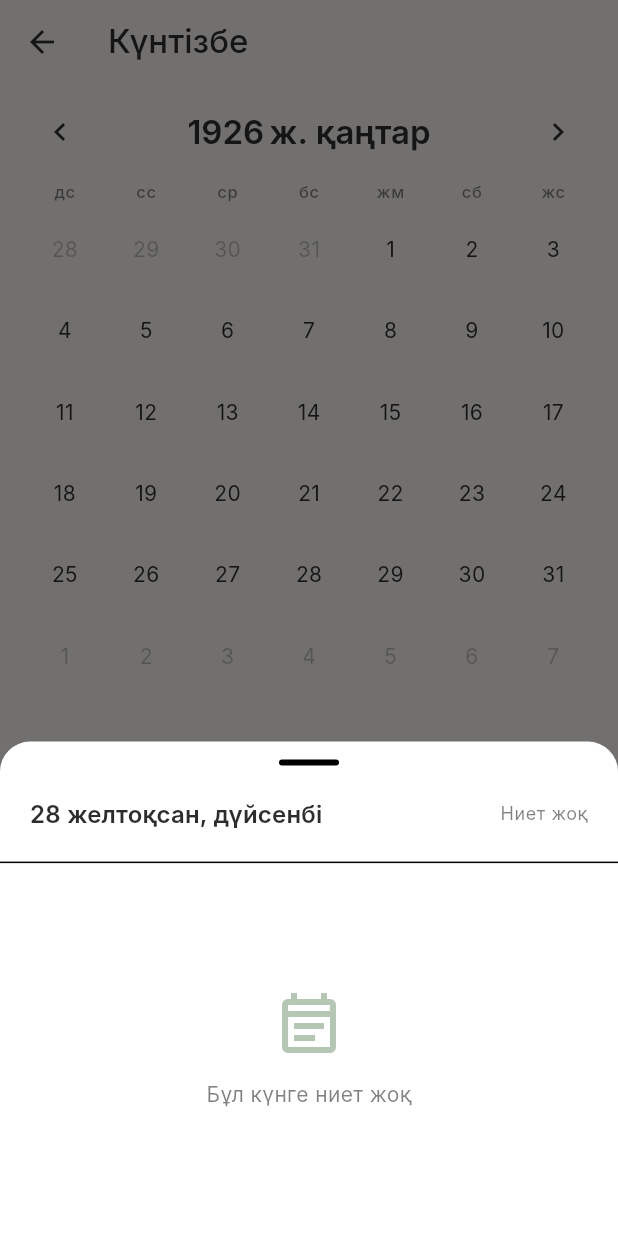
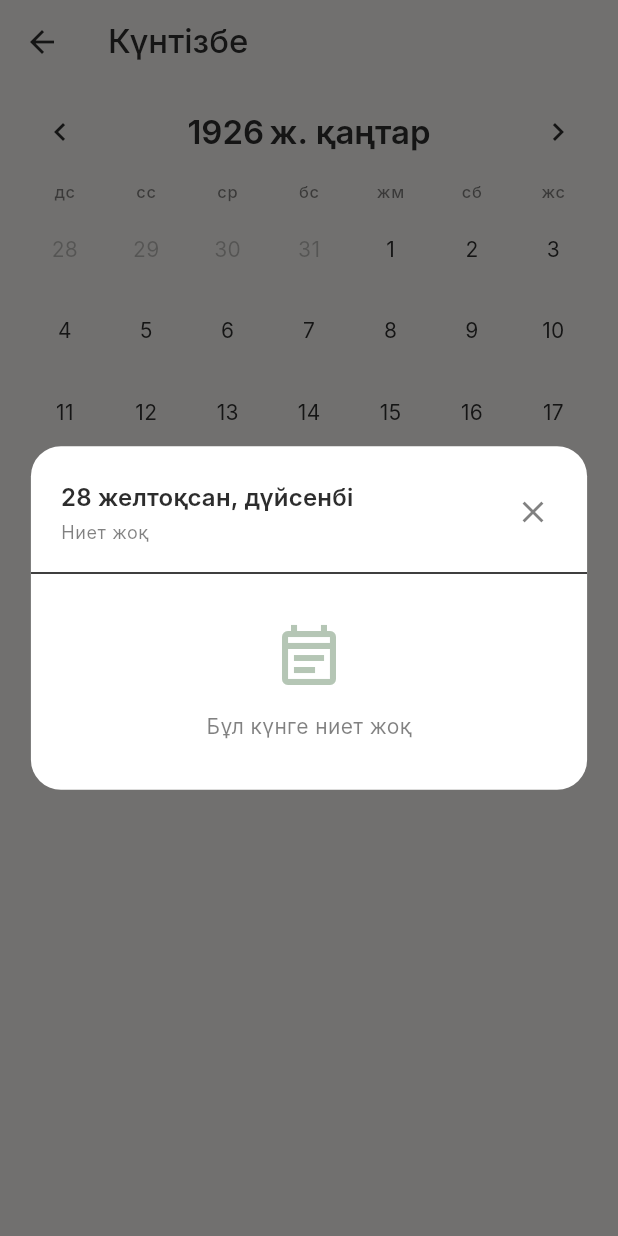
Before and after one commit to qazaqninja/niyet, a Flutter app: the _CalendarView screen opened directly, after a tap on the "chevron right" icon, after a tap on "28", on a phone screen of 412 x 824 dp. Run offline on Flutter 3.47's test engine with Material 3 defaults, Android fonts, the phone set to English and light mode, and no system bars; our stand-ins replace drift, equatable, flutter_bloc, freezed_annotation, geolocator, get_it and 3 more; missing offline and left inert: daylight, hijri_calendar; accounts and stored records are empty; generated files the repository leaves out were written again; Roboto replaces fonts that are missing (Inter).

Commit message:
feat: add smooth transitions and fix calendar issues
- Add custom page transitions (slide-up with fade) for SetNiyet and Muhasaba
- Convert calendar day sheet from bottom sheet to centered modal dialog
- Add scale+fade animation for dialogs (250ms, easeOutCubic)
- Fix calendar duplicate entries by clearing month data before reload
- Fix infinite reload loop by adding smarter BlocListener (count-based)
- Restructure NiyetCard Hero for proper animation to detail page
- Add enableHero parameter to NiyetCard to avoid nested Hero issues
- Make dialog niyet list scrollable to prevent overflow
- Remove unused wolt_modal_sheet package

```diff
--- a/lib/src/features/calendar/presentation/bloc/calendar_bloc.dart
+++ b/lib/src/features/calendar/presentation/bloc/calendar_bloc.dart
@@ -26,6 +26,11 @@ class CalendarBloc extends Bloc<CalendarEvent, CalendarState> {
     CalendarMonthLoaded event,
     Emitter<CalendarState> emit,
   ) async {
+    // Clear cache for current month to force refresh
+    final monthKey = CalendarState._monthKey(state.focusedMonth);
+    final updatedCache = Set<String>.from(state.cachedMonths)..remove(monthKey);
+    emit(state.copyWith(cachedMonths: updatedCache));
+
     await _loadMonth(state.focusedMonth, emit);
   }
 
@@ -56,8 +61,17 @@ class CalendarBloc extends Bloc<CalendarEvent, CalendarState> {
 
     result.when(
       success: (niyetler) {
-        // Group by date
+        // Clear existing data for this month's days, then add fresh data
         final byDate = <String, List<Niyet>>{...state.niyetlerByDate};
+
+        // Remove all entries for days in this month
+        final daysInMonth = DateTime(month.year, month.month + 1, 0).day;
+        for (var day = 1; day <= daysInMonth; day++) {
+          final key = CalendarState._dateKey(DateTime(month.year, month.month, day));
+          byDate.remove(key);
+        }
+
+        // Add fresh data
         for (final niyet in niyetler) {
           final key = CalendarState._dateKey(niyet.date);
           byDate[key] = [...(byDate[key] ?? []), niyet];
--- a/lib/src/features/calendar/presentation/pages/calendar_page.dart
+++ b/lib/src/features/calendar/presentation/pages/calendar_page.dart
@@ -93,7 +93,14 @@ class _CalendarViewState extends State<_CalendarView> {
     // Base month is the month when the widget was first built
     final baseMonth = DateTime(DateTime.now().year, DateTime.now().month, 1);
 
-    return Scaffold(
+    return BlocListener<NiyetBloc, NiyetState>(
+      // Only refresh when niyet count changes (add/delete)
+      listenWhen: (previous, current) =>
+          previous.niyetler.length != current.niyetler.length,
+      listener: (context, niyetState) {
+        context.read<CalendarBloc>().add(const CalendarMonthLoaded());
+      },
+      child: Scaffold(
         appBar: AppBar(
           title: Text(context.loc.calendar),
           centerTitle: false,
@@ -158,6 +165,7 @@ class _CalendarViewState extends State<_CalendarView> {
           );
         },
         ),
+      ),
     );
   }
 
@@ -165,20 +173,18 @@ class _CalendarViewState extends State<_CalendarView> {
     final date = state.selectedDate!;
     final niyetler = state.getNiyetlerForDate(date);
 
-    showModalBottomSheet<void>(
+    showDayNiyetlerSheet(
       context: context,
-      isScrollControlled: true,
-      backgroundColor: Colors.transparent,
-      builder: (_) => DayNiyetlerBottomSheet(
       date: date,
       niyetler: niyetler,
       onDelete: (id) {
         context.read<NiyetBloc>().add(NiyetDeleted(id: id));
-          // Refresh calendar to update dots
         context.read<CalendarBloc>().add(const CalendarMonthLoaded());
       },
-      ),
-    ).then((_) {
+    );
+
+    // Refresh when sheet closes
+    Future.delayed(const Duration(milliseconds: 100), () {
       if (context.mounted) {
         context.read<CalendarBloc>().add(const CalendarDayDeselected());
       }
--- a/lib/src/features/calendar/presentation/widgets/calendar_day_cell.dart
+++ b/lib/src/features/calendar/presentation/widgets/calendar_day_cell.dart
@@ -32,7 +32,9 @@ class CalendarDayCell extends StatelessWidget {
       fontWeight: isToday ? FontWeight.bold : null,
     );
 
-    return InkWell(
+    return Material(
+      color: Colors.transparent,
+      child: InkWell(
         onTap: onTap,
         borderRadius: BorderRadius.circular(8),
         child: Container(
@@ -67,6 +69,7 @@ class CalendarDayCell extends StatelessWidget {
             ],
           ),
         ),
+      ),
     );
   }
 }
--- a/lib/src/features/calendar/presentation/widgets/day_niyetler_bottom_sheet.dart
+++ b/lib/src/features/calendar/presentation/widgets/day_niyetler_bottom_sheet.dart
@@ -1,102 +1,210 @@
 import 'package:flutter/material.dart';
-import 'package:go_router/go_router.dart';
 import 'package:intl/intl.dart';
 
 import '../../../../core/localization/localization_extension.dart';
-import '../../../../core/router/router_paths.dart';
+import '../../../../core/router/router.dart';
 import '../../../../core/utils/dialogs.dart';
 import '../../../niyet/domain/entities/niyet.dart';
+import '../../../niyet/presentation/pages/niyet_detail_page.dart';
 import '../../../niyet/presentation/widgets/niyet_card.dart';
 
-class DayNiyetlerBottomSheet extends StatelessWidget {
-  const DayNiyetlerBottomSheet({
+/// Shows the day niyetler dialog with scale/fade animation.
+void showDayNiyetlerSheet({
+  required BuildContext context,
+  required DateTime date,
+  required List<Niyet> niyetler,
+  void Function(String id)? onDelete,
+}) {
+  showGeneralDialog<void>(
+    context: context,
+    barrierDismissible: true,
+    barrierLabel: 'Dismiss',
+    barrierColor: Colors.black54,
+    transitionDuration: const Duration(milliseconds: 250),
+    transitionBuilder: (context, animation, secondaryAnimation, child) {
+      final curve = CurvedAnimation(
+        parent: animation,
+        curve: Curves.easeOutCubic,
+        reverseCurve: Curves.easeInCubic,
+      );
+      return ScaleTransition(
+        scale: Tween<double>(begin: 0.9, end: 1.0).animate(curve),
+        child: FadeTransition(opacity: curve, child: child),
+      );
+    },
+    pageBuilder: (context, animation, secondaryAnimation) {
+      return _DayNiyetlerDialog(
+        date: date,
+        niyetler: niyetler,
+        onDelete: onDelete,
+      );
+    },
+  );
+}
+
+class _DayNiyetlerDialog extends StatelessWidget {
+  const _DayNiyetlerDialog({
     required this.date,
     required this.niyetler,
     this.onDelete,
-    super.key,
   });
 
   final DateTime date;
   final List<Niyet> niyetler;
   final void Function(String id)? onDelete;
 
-  void _onNiyetTap(BuildContext context, Niyet niyet) {
-    // Close bottom sheet first, then navigate
-    Navigator.of(context).pop();
-    context.push(
-      '${RoutePaths.niyetDetail}/${niyet.id}',
-      extra: niyet,
+  @override
+  Widget build(BuildContext context) {
+    final theme = Theme.of(context);
+    final locale = Localizations.localeOf(context).languageCode;
+    final dateText = DateFormat.MMMMEEEEd(locale).format(date);
+    final screenSize = MediaQuery.of(context).size;
+
+    return Center(
+      child: ConstrainedBox(
+        constraints: BoxConstraints(
+          maxWidth: screenSize.width * 0.9,
+          maxHeight: screenSize.height * 0.7,
+        ),
+        child: Material(
+          color: theme.colorScheme.surface,
+          borderRadius: BorderRadius.circular(20),
+          clipBehavior: Clip.antiAlias,
+          child: Column(
+            mainAxisSize: MainAxisSize.min,
+            children: [
+              // Header
+              Padding(
+                padding: const EdgeInsets.fromLTRB(20, 20, 12, 16),
+                child: Row(
+                  children: [
+                    Expanded(
+                      child: Column(
+                        crossAxisAlignment: CrossAxisAlignment.start,
+                        children: [
+                          Text(
+                            dateText,
+                            style: theme.textTheme.titleMedium?.copyWith(
+                              fontWeight: FontWeight.w600,
+                            ),
+                          ),
+                          const SizedBox(height: 4),
+                          Text(
+                            context.loc.niyetCount(niyetler.length),
+                            style: theme.textTheme.bodySmall?.copyWith(
+                              color: theme.colorScheme.onSurface
+                                  .withValues(alpha: 0.6),
+                            ),
+                          ),
+                        ],
+                      ),
+                    ),
+                    IconButton(
+                      onPressed: () => Navigator.of(context).pop(),
+                      icon: const Icon(Icons.close),
+                      style: IconButton.styleFrom(
+                        foregroundColor: theme.colorScheme.onSurface
+                            .withValues(alpha: 0.6),
+                      ),
+                    ),
+                  ],
+                ),
+              ),
+              const Divider(height: 1),
+              // Content
+              Flexible(
+                child: niyetler.isEmpty
+                    ? const _EmptyState()
+                    : _NiyetlerList(
+                        niyetler: niyetler,
+                        onDelete: onDelete,
+                      ),
+              ),
+            ],
+          ),
+        ),
+      ),
+    );
+  }
+}
+
+class _NiyetlerList extends StatefulWidget {
+  const _NiyetlerList({
+    required this.niyetler,
+    this.onDelete,
+  });
+
+  final List<Niyet> niyetler;
+  final void Function(String id)? onDelete;
+
+  @override
+  State<_NiyetlerList> createState() => _NiyetlerListState();
+}
+
+class _NiyetlerListState extends State<_NiyetlerList>
+    with SingleTickerProviderStateMixin {
+  late AnimationController _controller;
+  late Animation<double> _fadeAnimation;
+  late Animation<Offset> _slideAnimation;
+
+  @override
+  void initState() {
+    super.initState();
+    _controller = AnimationController(
+      duration: const Duration(milliseconds: 300),
+      vsync: this,
+    );
+    _fadeAnimation = CurvedAnimation(
+      parent: _controller,
+      curve: Curves.easeOut,
+    );
+    _slideAnimation = Tween<Offset>(
+      begin: const Offset(0, 0.1),
+      end: Offset.zero,
+    ).animate(CurvedAnimation(
+      parent: _controller,
+      curve: Curves.easeOutCubic,
+    ));
+
+    // Delay content animation until modal is open
+    Future.delayed(const Duration(milliseconds: 250), () {
+      if (mounted) _controller.forward();
+    });
+  }
+
+  @override
+  void dispose() {
+    _controller.dispose();
+    super.dispose();
+  }
+
+  void _onNiyetTap(Niyet niyet) {
+    // Use root navigator for proper Hero animation
+    rootNavigatorKey.currentState?.push(
+      MaterialPageRoute<void>(
+        builder: (_) => NiyetDetailPage(niyet: niyet),
+      ),
     );
   }
 
   @override
   Widget build(BuildContext context) {
     final theme = Theme.of(context);
-    final locale = Localizations.localeOf(context).languageCode;
 
-    // Format date: "Monday, December 31"
-    final dateText = DateFormat.MMMMEEEEd(locale).format(date);
-
-    return DraggableScrollableSheet(
-      initialChildSize: 0.4,
-      minChildSize: 0.25,
-      maxChildSize: 0.8,
-      builder: (context, scrollController) {
-        return Container(
-          decoration: BoxDecoration(
-            color: theme.colorScheme.surface,
-            borderRadius: const BorderRadius.vertical(top: Radius.circular(20)),
-          ),
+    return FadeTransition(
+      opacity: _fadeAnimation,
+      child: SlideTransition(
+        position: _slideAnimation,
+        child: SingleChildScrollView(
+          padding: const EdgeInsets.all(16),
           child: Column(
+            mainAxisSize: MainAxisSize.min,
             children: [
-              // Handle
-              const SizedBox(height: 12),
-              Container(
-                width: 40,
-                height: 4,
-                decoration: BoxDecoration(
-                  color: theme.dividerColor,
-                  borderRadius: BorderRadius.circular(2),
-                ),
-              ),
-              // Header
-              Padding(
-                padding: const EdgeInsets.all(20),
-                child: Row(
-                  children: [
-                    Expanded(
-                      child: Text(
-                        dateText,
-                        style: theme.textTheme.titleMedium?.copyWith(
-                          fontWeight: FontWeight.w600,
-                        ),
-                      ),
-                    ),
-                    Text(
-                      context.loc.niyetCount(niyetler.length),
-                      style: theme.textTheme.bodySmall?.copyWith(
-                        color: theme.colorScheme.onSurface.withValues(alpha: 0.6),
-                      ),
-                    ),
-                  ],
-                ),
-              ),
-              const Divider(height: 1),
-              // List of niyetler
-              Expanded(
-                child: niyetler.isEmpty
-                    ? _EmptyState()
-                    : ListView.builder(
-                        controller: scrollController,
-                        padding: const EdgeInsets.all(16),
-                        itemCount: niyetler.length,
-                        itemBuilder: (context, index) {
-                          final niyet = niyetler[index];
-                          return Padding(
-                            padding: const EdgeInsets.only(bottom: 12),
-                            child: onDelete != null
-                                ? Dismissible(
-                                    key: Key(niyet.id),
+              for (int i = 0; i < widget.niyetler.length; i++) ...[
+                if (i > 0) const SizedBox(height: 12),
+                if (widget.onDelete != null)
+                  Dismissible(
+                    key: Key(widget.niyetler[i].id),
                     direction: DismissDirection.endToStart,
                     background: Container(
                       alignment: Alignment.centerRight,
@@ -111,33 +219,35 @@ class DayNiyetlerBottomSheet extends StatelessWidget {
                       ),
                     ),
                     confirmDismiss: (_) => showDeleteNiyetDialog(context),
-                                    onDismissed: (_) => onDelete!(niyet.id),
+                    onDismissed: (_) => widget.onDelete!(widget.niyetler[i].id),
                     child: NiyetCard(
-                                      niyet: niyet,
-                                      onTap: () => _onNiyetTap(context, niyet),
+                      niyet: widget.niyetler[i],
+                      onTap: () => _onNiyetTap(widget.niyetler[i]),
                     ),
                   )
-                                : NiyetCard(
-                                    niyet: niyet,
-                                    onTap: () => _onNiyetTap(context, niyet),
+                else
+                  NiyetCard(
+                    niyet: widget.niyetler[i],
+                    onTap: () => _onNiyetTap(widget.niyetler[i]),
                   ),
-                          );
-                        },
+              ],
+              const SizedBox(height: 16),
+            ],
           ),
         ),
-            ],
       ),
-        );
-      },
     );
   }
 }
 
 class _EmptyState extends StatelessWidget {
+  const _EmptyState();
+
   @override
   Widget build(BuildContext context) {
     final theme = Theme.of(context);
-    return Center(
+    return Padding(
+      padding: const EdgeInsets.all(32),
       child: Column(
         mainAxisSize: MainAxisSize.min,
         children: [
```
Also changed, not shown: lib/src/core/router/page_transitions.dart (added, +53 -0 lines), lib/src/core/router/router.dart (+9 -2 lines), lib/src/core/utils/dialogs.dart (+20 -2 lines), lib/src/features/niyet/presentation/widgets/niyet_card.dart (+39 -23 lines). Lines whose indentation alone changed are shown as unchanged.
